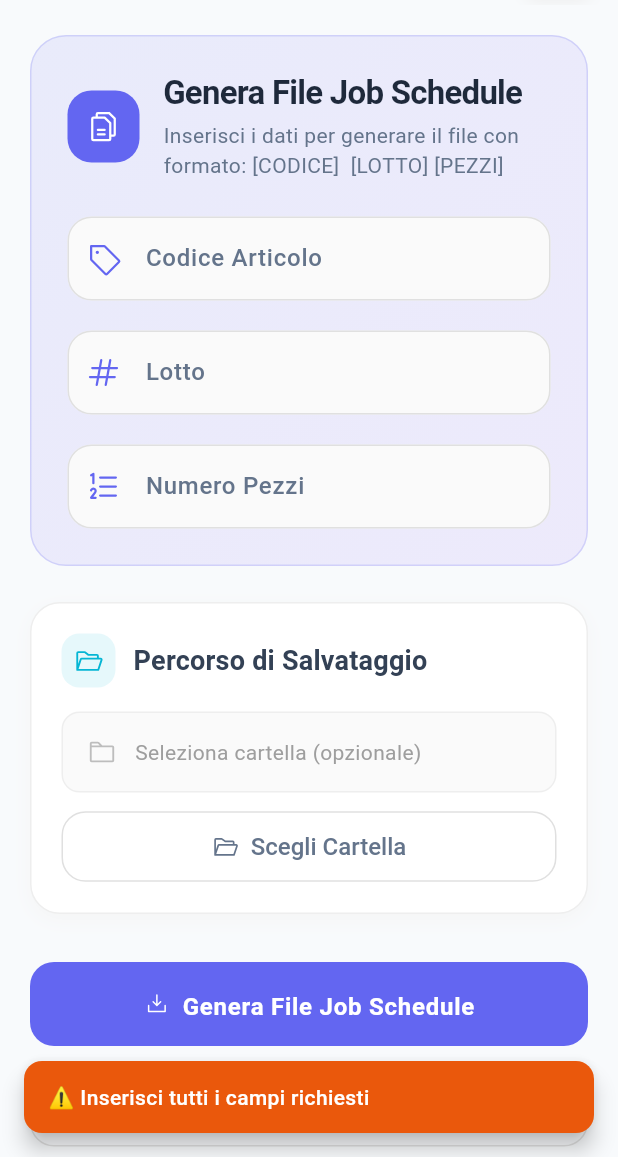
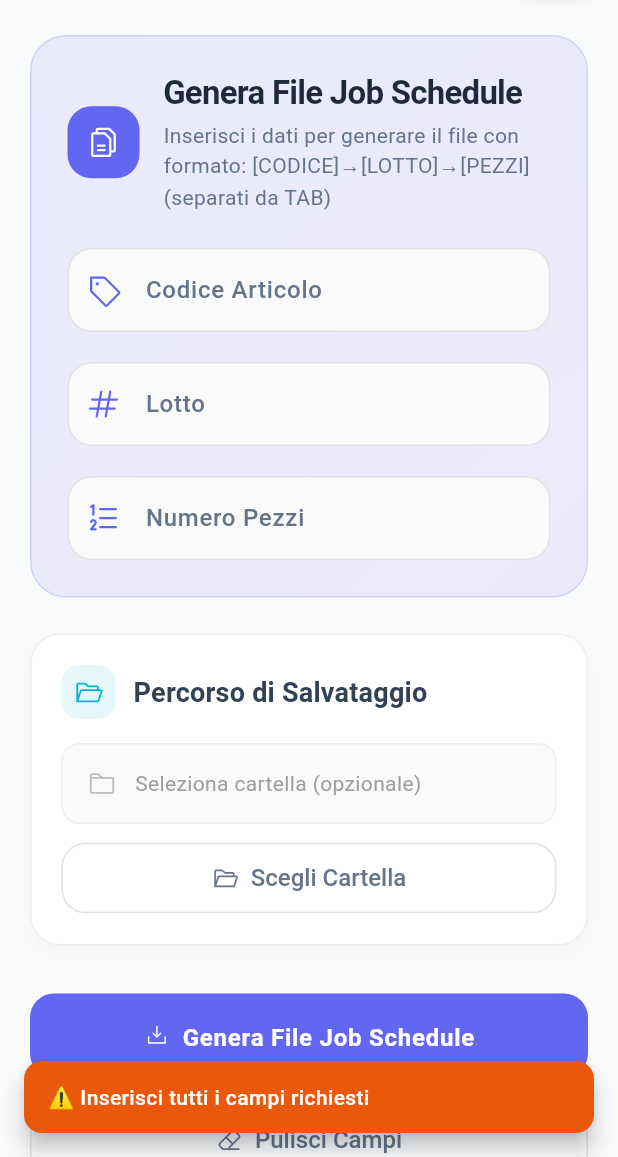
Before and after one commit to giuseppegar/ojob, a Flutter app: the screen it shows after launch, after a tap on "Genera File Job Schedule", on a phone screen of 412 x 824 dp, the part 79-1236 px from its top. Run offline on Flutter 3.47's test engine with Material 3 defaults, Android fonts, the phone set to English and light mode, and no system bars; our stand-ins replace animate_do, file_picker, phosphor_flutter, shared_preferences.

Commit message:
Change file format from spaces to TAB separators
- Replace double space + single space format with TAB separators
- Update file content generation: '$codice  $lotto $pezzi' → '$codice\t$lotto\t$pezzi'
- Update UI description to show TAB format: [CODICE]→[LOTTO]→[PEZZI]
- Update documentation in CLAUDE.md and workflow files
- Maintain same functionality with improved formatting

File format change:
BEFORE: PXO7471-250905  310 15 (mixed spaces)
AFTER:  PXO7471-250905	310	15 (TAB separated)

🤖 Generated with [Claude Code](https://claude.ai/code)

Co-Authored-By: Claude <noreply@anthropic.com>

```diff
--- a/lib/main.dart
+++ b/lib/main.dart
@@ -242,7 +242,7 @@ class _JobScheduleHomePageState extends State<JobScheduleHomePage> {
       final String codice = _codiceArticoloController.text.trim();
       final String lotto = _lottoController.text.trim();
       final String pezzi = _numeroPezziController.text.trim();
-      final String content = '$codice  $lotto $pezzi';
+      final String content = '$codice\t$lotto\t$pezzi';
       final String fileName = 'Job_Schedule.txt';
 
       String finalPath;
@@ -635,7 +635,7 @@ class _JobScheduleHomePageState extends State<JobScheduleHomePage> {
                               ),
                               const SizedBox(height: 4),
                               Text(
-                                'Inserisci i dati per generare il file con formato: [CODICE]  [LOTTO] [PEZZI]',
+                                'Inserisci i dati per generare il file con formato: [CODICE]→[LOTTO]→[PEZZI] (separati da TAB)',
                                 style: Theme.of(context).textTheme.bodyMedium,
                               ),
                             ],
```
Also changed, not shown: 2 other files.
